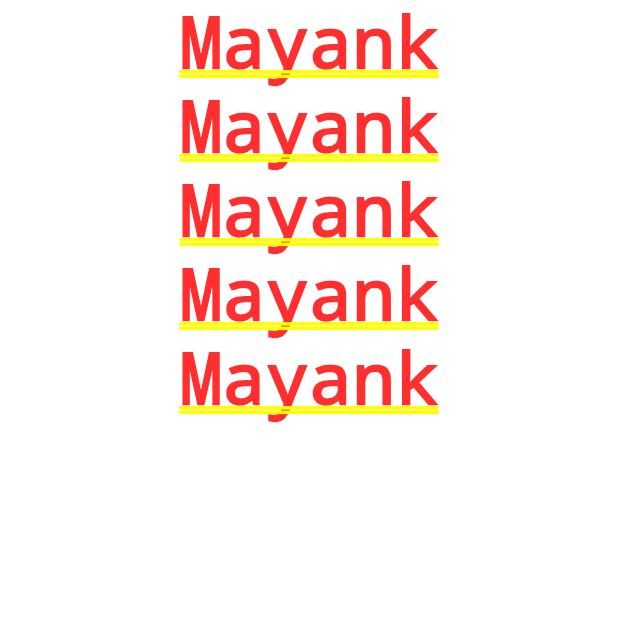
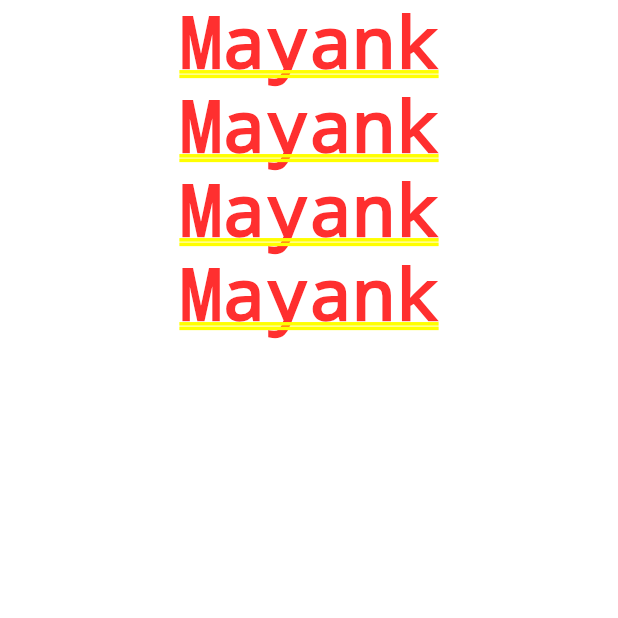
Before and after one commit to Mayank-App/git_resolve_confusion, a Flutter app: the screen it shows after launch, on a phone screen of 412 x 824 dp, the top half of it. Run offline on Flutter 3.47's test engine with Material 3 defaults, Android fonts, the phone set to English and light mode, and no system bars.

Commit message:
fifth commit

```diff
--- a/lib/homeScreen.dart
+++ b/lib/homeScreen.dart
@@ -13,7 +13,8 @@ class _HomeScreenState extends State<HomeScreen> {
       Text("Mayank"),
       Text("Mayank"), Text("Mayank"),
       Text("Mayank"),
-      Text("Mayank"),
+
+
 
     ],
   );
```
